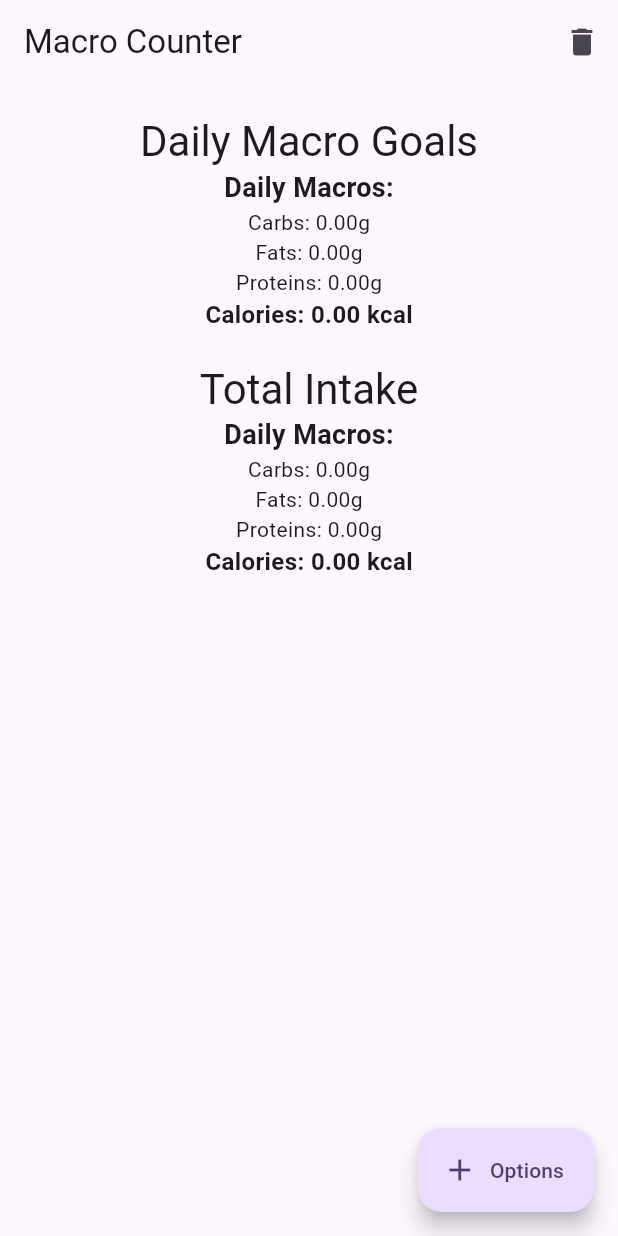
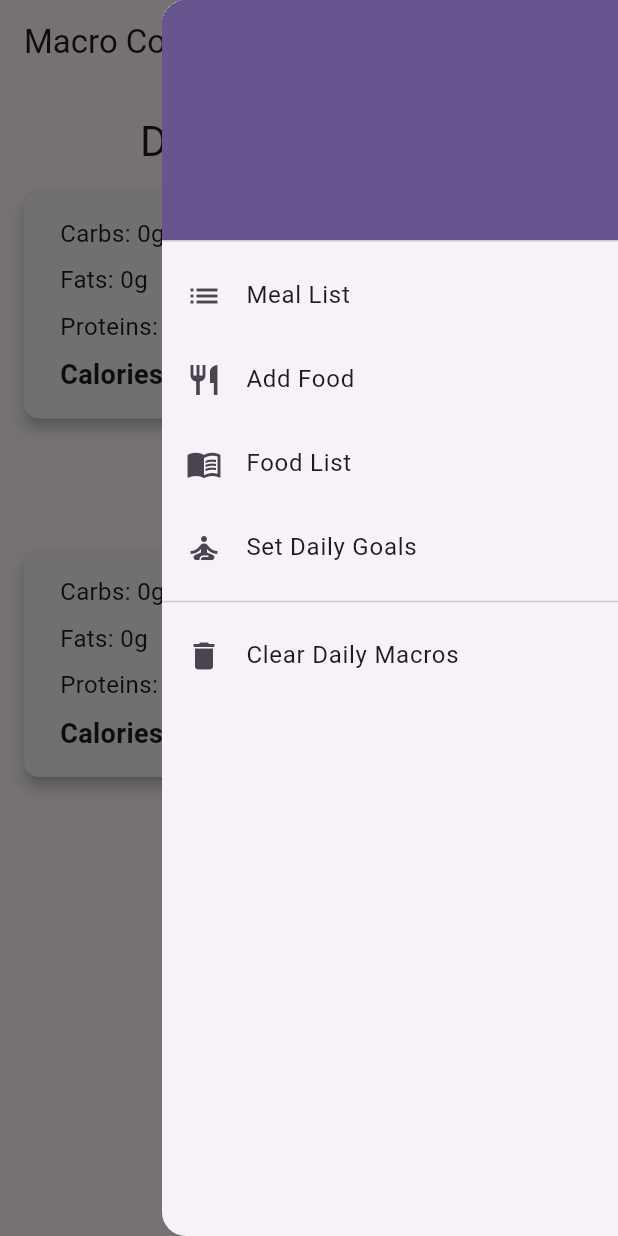
Before and after one commit to pedro-git-projects/macro-tracker, a Flutter app: the screen it shows after launch, with the side drawer open (before the commit the screen has no drawer), on a phone screen of 412 x 824 dp. Run offline on Flutter 3.47's test engine with Material 3 defaults, Android fonts, the phone set to English and light mode, and no system bars; our stand-ins replace fl_chart, sqflite; accounts and stored records are empty.

Commit message:
charts|updating layout|system theme

```diff
--- a/lib/main.dart
+++ b/lib/main.dart
@@ -9,7 +9,6 @@
 
 class MyApp extends StatelessWidget {
   const MyApp({super.key});
-
   @override
   Widget build(BuildContext context) {
     return ChangeNotifierProvider(
@@ -17,9 +16,20 @@
       child: MaterialApp(
         title: 'Macro Tracker',
         theme: ThemeData(
-          colorScheme: ColorScheme.fromSeed(seedColor: Colors.deepPurple),
-          useMaterial3: true,
+          colorScheme: ColorScheme.fromSeed(
+            seedColor: Colors.deepPurple,
+            brightness: Brightness.light,
+          ),
+          brightness: Brightness.light,
         ),
+        darkTheme: ThemeData(
+          colorScheme: ColorScheme.fromSeed(
+            seedColor: Colors.deepPurple,
+            brightness: Brightness.dark,
+          ),
+          brightness: Brightness.dark,
+        ),
+        themeMode: ThemeMode.system,
         home: const HomeScreen(),
       ),
     );
--- a/lib/models/macro.dart
+++ b/lib/models/macro.dart
@@ -3,9 +3,17 @@ class Macro {
   final double fat;
   final double protein;
 
-  Macro({required this.carb, required this.fat, required this.protein});
+  Macro({required this.carb, required this.fat, required this.protein})
+      : assert(carb.isFinite, 'carb value should be finite'),
+        assert(fat.isFinite, 'fat value should be finite'),
+        assert(protein.isFinite, 'protein value should be finite');
 
   double get calories => (carb * 4) + (fat * 9) + (protein * 4);
+
+  @override
+  String toString() {
+    return 'Macro(carb: $carb, fat: $fat, protein: $protein, calories: $calories)';
+  }
 
   Map<String, dynamic> toMap() {
     return {
--- a/lib/providers/macro_provider.dart
+++ b/lib/providers/macro_provider.dart
@@ -21,12 +21,46 @@ class MacroProvider with ChangeNotifier {
     _dailyMacros = await DatabaseHelper.instance.fetchDailyMacros();
     _foods = await DatabaseHelper.instance.fetchFoods();
     _mealEntries = await DatabaseHelper.instance.fetchMealEntries();
+
+    assert(
+        _dailyMacros.carb.isFinite, '_dailyMacros carb value should be finite');
+    assert(
+        _dailyMacros.fat.isFinite, '_dailyMacros fat value should be finite');
+    assert(_dailyMacros.protein.isFinite,
+        '_dailyMacros protein value should be finite');
+
+    for (var food in _foods) {
+      assert(
+          food.macro.carb.isFinite, 'food macro carb value should be finite');
+      assert(food.macro.fat.isFinite, 'food macro fat value should be finite');
+      assert(food.macro.protein.isFinite,
+          'food macro protein value should be finite');
+    }
+
+    for (var meal in _mealEntries) {
+      for (var food in meal.foods) {
+        assert(food.macro.carb.isFinite,
+            'meal food macro carb value should be finite');
+        assert(food.macro.fat.isFinite,
+            'meal food macro fat value should be finite');
+        assert(food.macro.protein.isFinite,
+            'meal food macro protein value should be finite');
+      }
+      assert(meal.customMacro.carb.isFinite,
+          'meal customMacro carb value should be finite');
+      assert(meal.customMacro.fat.isFinite,
+          'meal customMacro fat value should be finite');
+      assert(meal.customMacro.protein.isFinite,
+          'meal customMacro protein value should be finite');
+    }
+
     notifyListeners();
   }
 
   void addFood(Food food) async {
     int id = await DatabaseHelper.instance.insertFood(food);
-    food = Food(id: id, name: food.name, macro: food.macro, amount: food.amount);
+    food =
+        Food(id: id, name: food.name, macro: food.macro, amount: food.amount);
     _foods.add(food);
     notifyListeners();
   }
--- a/lib/screens/home_screen.dart
+++ b/lib/screens/home_screen.dart
@@ -1,4 +1,5 @@
 import 'package:flutter/material.dart';
+import 'package:macro_tracker/models/macro.dart';
 import 'package:macro_tracker/screens/add_food_screen.dart';
 import 'package:macro_tracker/screens/add_meal_entry_screen.dart';
 import 'package:macro_tracker/screens/food_list_screen.dart';
@@ -11,6 +12,10 @@ import 'package:macro_tracker/widgets/macro_summary.dart';
 class HomeScreen extends StatelessWidget {
   const HomeScreen({super.key});
 
+  bool _hasNaN(Macro macros) {
+    return macros.carb.isNaN || macros.fat.isNaN || macros.protein.isNaN;
+  }
+
   @override
   Widget build(BuildContext context) {
     final macroProvider = Provider.of<MacroProvider>(context);
@@ -19,9 +24,77 @@ class HomeScreen extends StatelessWidget {
       appBar: AppBar(
         title: const Text('Macro Counter'),
         actions: [
-          IconButton(
-            icon: const Icon(Icons.delete),
+          Builder(
+            builder: (context) => IconButton(
+              icon: const Icon(Icons.menu),
               onPressed: () {
+                Scaffold.of(context).openEndDrawer();
+              },
+            ),
+          ),
+        ],
+      ),
+      endDrawer: Drawer(
+        child: ListView(
+          padding: EdgeInsets.zero,
+          children: [
+            DrawerHeader(
+              decoration: BoxDecoration(
+                color: Theme.of(context).primaryColor,
+              ),
+              child: const Text(
+                '',
+                style: TextStyle(
+                  color: Colors.white,
+                  fontSize: 24,
+                ),
+              ),
+            ),
+            ListTile(
+              leading: const Icon(Icons.list),
+              title: const Text('Meal List'),
+              onTap: () {
+                Navigator.of(context).push(
+                  MaterialPageRoute(
+                      builder: (context) => const MealEntryListScreen()),
+                );
+              },
+            ),
+            ListTile(
+              leading: const Icon(Icons.restaurant),
+              title: const Text('Add Food'),
+              onTap: () {
+                Navigator.of(context).push(
+                  MaterialPageRoute(
+                      builder: (context) => const AddFoodScreen()),
+                );
+              },
+            ),
+            ListTile(
+              leading: const Icon(Icons.menu_book),
+              title: const Text('Food List'),
+              onTap: () {
+                Navigator.of(context).push(
+                  MaterialPageRoute(
+                      builder: (context) => const FoodListScreen()),
+                );
+              },
+            ),
+            ListTile(
+              leading: const Icon(Icons.self_improvement),
+              title: const Text('Set Daily Goals'),
+              onTap: () {
+                Navigator.of(context).push(
+                  MaterialPageRoute(
+                      builder: (context) => const SetMacroScreen()),
+                );
+              },
+            ),
+            const Divider(),
+            ListTile(
+              leading: const Icon(Icons.delete),
+              title: const Text('Clear Daily Macros'),
+              onTap: () {
                 showDialog(
                   context: context,
                   builder: (context) => AlertDialog(
@@ -47,7 +120,12 @@ class HomeScreen extends StatelessWidget {
             ),
           ],
         ),
-      body: Column(
+      ),
+      body: _hasNaN(macroProvider.dailyMacros) ||
+              _hasNaN(macroProvider.totalIntake)
+          ? const Center(child: CircularProgressIndicator())
+          : SingleChildScrollView(
+              child: Column(
                 crossAxisAlignment: CrossAxisAlignment.center,
                 children: [
                   const SizedBox(height: 20),
@@ -58,76 +136,22 @@ class HomeScreen extends StatelessWidget {
                   MacroSummary(macro: macroProvider.dailyMacros),
                   const SizedBox(height: 20),
                   Center(
-            child: Text('Total Intake',
+                    child: Text("Today's Intake",
                         style: Theme.of(context).textTheme.headlineMedium),
                   ),
                   MacroSummary(macro: macroProvider.totalIntake),
                 ],
               ),
-      floatingActionButton: FloatingActionButton.extended(
+            ),
+      floatingActionButton: FloatingActionButton(
+        heroTag: 'addMeal',
         onPressed: () {
-          showModalBottomSheet(
-            context: context,
-            builder: (context) {
-              return Wrap(
-                children: [
-                  ListTile(
-                    leading: const Icon(Icons.edit_note),
-                    title: const Text('Register Meal'),
-                    onTap: () {
           Navigator.of(context).push(
-                        MaterialPageRoute(
-                            builder: (context) => const AddMealEntryScreen()),
+            MaterialPageRoute(builder: (context) => const AddMealEntryScreen()),
           );
         },
-                  ),
-                  ListTile(
-                    leading: const Icon(Icons.menu_book),
-                    title: const Text('Meal List'),
-                    onTap: () {
-                      Navigator.of(context).push(
-                        MaterialPageRoute(
-                            builder: (context) => const MealEntryListScreen()),
-                      );
-                    },
-                  ),
-                  ListTile(
-                    leading: const Icon(Icons.restaurant),
-                    title: const Text('Add Food'),
-                    onTap: () {
-                      Navigator.of(context).push(
-                        MaterialPageRoute(
-                            builder: (context) => const AddFoodScreen()),
-                      );
-                    },
-                  ),
-                  ListTile(
-                    leading: const Icon(Icons.list),
-                    title: const Text('Food List'),
-                    onTap: () {
-                      Navigator.of(context).push(
-                        MaterialPageRoute(
-                            builder: (context) => const FoodListScreen()),
-                      );
-                    },
-                  ),
-                  ListTile(
-                    leading: const Icon(Icons.self_improvement),
-                    title: const Text('Set Daily Goals'),
-                    onTap: () {
-                      Navigator.of(context).push(
-                        MaterialPageRoute(
-                            builder: (context) => const SetMacroScreen()),
-                      );
-                    },
-                  ),
-                ],
-              );
-            },
-          );
-        },
-        label: const Text('Options'),
-        icon: const Icon(Icons.add),
+        child: const Icon(Icons.add),
+        tooltip: 'Add Meal',
       ),
     );
   }
--- a/lib/widgets/macro_summary.dart
+++ b/lib/widgets/macro_summary.dart
@@ -8,16 +8,51 @@ class MacroSummary extends StatelessWidget {
 
   @override
   Widget build(BuildContext context) {
-    return Column(
-      children: [
-        const Text('Daily Macros:',
-            style: TextStyle(fontSize: 18, fontWeight: FontWeight.bold)),
-        Text('Carbs: ${macro.carb.toStringAsFixed(2)}g'),
-        Text('Fats: ${macro.fat.toStringAsFixed(2)}g'),
-        Text('Proteins: ${macro.protein.toStringAsFixed(2)}g'),
-        Text('Calories: ${macro.calories.toStringAsFixed(2)} kcal',
-            style: const TextStyle(fontSize: 16, fontWeight: FontWeight.bold)),
-      ],
+    return Card(
+      elevation: 4,
+      margin: const EdgeInsets.all(16),
+      shape: RoundedRectangleBorder(borderRadius: BorderRadius.circular(10)),
+      child: Padding(
+        padding: const EdgeInsets.all(16.0),
+        child: Column(
+          mainAxisAlignment: MainAxisAlignment.center,
+          crossAxisAlignment: CrossAxisAlignment.center,
+          children: [
+            Row(
+              children: [
+                const SizedBox(width: 8),
+                Text('Carbs: ${macro.carb.toInt()}g',
+                    style: const TextStyle(fontSize: 16)),
+              ],
+            ),
+            const SizedBox(height: 8),
+            Row(
+              children: [
+                const SizedBox(width: 8),
+                Text('Fats: ${macro.fat.toInt()}g',
+                    style: const TextStyle(fontSize: 16)),
+              ],
+            ),
+            const SizedBox(height: 8),
+            Row(
+              children: [
+                const SizedBox(width: 8),
+                Text('Proteins: ${macro.protein.toInt()}g',
+                    style: const TextStyle(fontSize: 16)),
+              ],
+            ),
+            const SizedBox(height: 8),
+            Row(
+              children: [
+                const SizedBox(width: 8),
+                Text('Calories: ${macro.calories.toInt()} kcal',
+                    style: const TextStyle(
+                        fontSize: 18, fontWeight: FontWeight.bold)),
+              ],
+            ),
+          ],
+        ),
+      ),
     );
   }
 }
--- a/pubspec.yaml
+++ b/pubspec.yaml
@@ -39,6 +39,7 @@ dependencies:
   path_provider: ^2.1.3
   path: ^1.9.0
   provider: ^6.1.2
+  fl_chart: ^0.68.0
 
 dev_dependencies:
   flutter_test:
```
Also changed, not shown: lib/widgets/macro_bar_chart.dart (added, +242 -0 lines), lib/widgets/macro_pie_chart.dart (added, +176 -0 lines), pubspec.lock. Lines whose indentation alone changed are shown as unchanged.
